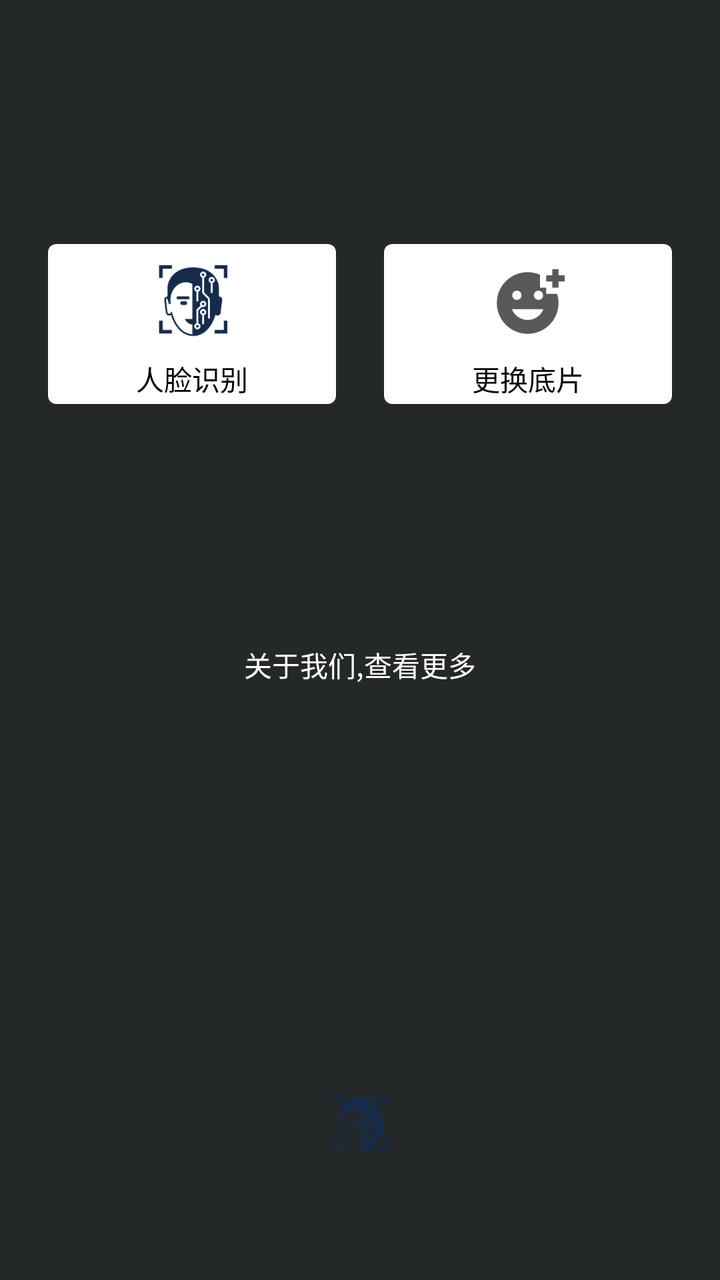
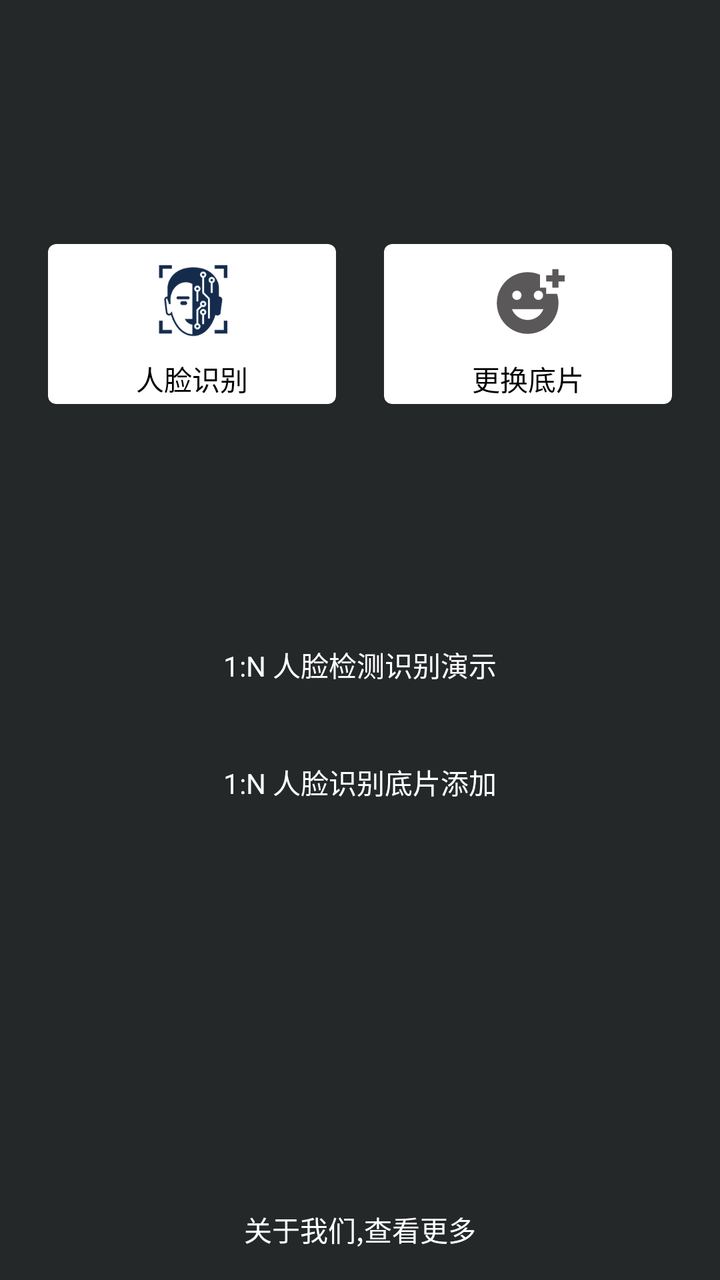

The first picture is an Android layout as it rendered before a commit; the second is the same layout after the commit. The layout source and the unified diff follow.
<!-- AndroidManifest.xml: application theme AppTheme -->
<!-- res/layout/activity_navi.xml -->
<?xml version="1.0" encoding="utf-8"?>
<androidx.constraintlayout.widget.ConstraintLayout xmlns:android="http://schemas.android.com/apk/res/android"
    xmlns:app="http://schemas.android.com/apk/res-auto"
    xmlns:tools="http://schemas.android.com/tools"
    android:layout_width="match_parent"
    android:layout_height="match_parent"
    android:background="@color/blue"
    android:paddingTop="122dp"
    tools:context=".NaviActivity">

    
    <androidx.cardview.widget.CardView
        android:id="@+id/face_verify_card"
        android:layout_width="144dp"
        android:layout_height="80dp"
        app:cardCornerRadius="4dp"
        android:background="@color/white"
        app:layout_constraintEnd_toStartOf="@+id/update_base_image"
        app:layout_constraintStart_toStartOf="parent"
        app:layout_constraintTop_toTopOf="parent">

        <LinearLayout
            android:layout_width="match_parent"
            android:layout_height="wrap_content"
            android:layout_gravity="center"
            android:orientation="vertical">

            <ImageView
                android:layout_width="55dp"
                android:layout_height="55dp"
                android:layout_gravity="center_horizontal"
                android:background="@drawable/band_image" />

            <TextView
                android:id="@+id/face_verify"
                android:layout_width="match_parent"
                android:layout_height="wrap_content"
                android:layout_gravity="center_horizontal"
                android:gravity="center"
                android:text="人脸识别"
                android:textColor="@android:color/black"
                android:textSize="14sp" />

        </LinearLayout>

    </androidx.cardview.widget.CardView>


    
    <androidx.cardview.widget.CardView
        android:id="@+id/update_base_image"
        android:layout_width="144dp"
        android:layout_height="80dp"
        app:cardCornerRadius="4dp"
        app:layout_constraintEnd_toEndOf="parent"
        app:layout_constraintStart_toEndOf="@+id/face_verify_card"
        app:layout_constraintTop_toTopOf="parent">

        <LinearLayout
            android:layout_width="match_parent"
            android:layout_height="wrap_content"
            android:layout_gravity="center"
            android:orientation="vertical">

            <ImageView
                android:layout_width="55dp"
                android:layout_height="55dp"
                android:padding="9dp"
                android:layout_gravity="center_horizontal"
                android:src="@drawable/ic_baseline_add_reaction_24" />

            <TextView
                android:id="@+id/change_base_img"
                android:layout_width="match_parent"
                android:layout_height="wrap_content"
                android:layout_gravity="center_horizontal"
                android:gravity="center"
                android:text="更换底片"
                android:textColor="@android:color/black"
                android:textSize="14sp"
                app:layout_constraintTop_toBottomOf="@+id/update_base_image" />

        </LinearLayout>

    </androidx.cardview.widget.CardView>


    <TextView
        android:id="@+id/more_about_me"
        android:layout_width="match_parent"
        android:layout_height="wrap_content"
        android:layout_marginTop="111dp"
        android:padding="9dp"
        android:gravity="center"
        android:text="关于我们,查看更多"
        android:textColor="@android:color/white"
        android:textSize="14sp"
        app:layout_constraintTop_toBottomOf="@+id/update_base_image" />


    <ImageView
        android:layout_width="44dp"
        android:layout_height="44dp"
        android:background="@drawable/band_image"
        android:layout_marginBottom="55dp"
        android:onClick="onUpload"
        app:layout_constraintBottom_toBottomOf="parent"
        app:layout_constraintEnd_toEndOf="parent"
        app:layout_constraintStart_toStartOf="parent" />


</androidx.constraintlayout.widget.ConstraintLayout>
<!-- resources referenced by this layout -->
<resources>
  <color name="blue">#242828</color>
  <color name="white">#FFFFFFFF</color>
  <!-- drawable band_image: png bitmap (drawable, 20224 bytes) -->
  <!-- drawable ic_baseline_add_reaction_24 (drawable) -->
  <vector android:alpha="0.87" android:height="22dp"
      android:tint="#403E3E" android:viewportHeight="24"
      android:viewportWidth="24" android:width="22dp" xmlns:android="http://schemas.android.com/apk/res/android">
      <path android:fillColor="@android:color/white" android:pathData="M18,9V7h-2V2.84C14.77,2.3 13.42,2 11.99,2C6.47,2 2,6.48 2,12s4.47,10 9.99,10C17.52,22 22,17.52 22,12c0,-1.05 -0.17,-2.05 -0.47,-3H18zM15.5,8C16.33,8 17,8.67 17,9.5S16.33,11 15.5,11S14,10.33 14,9.5S14.67,8 15.5,8zM8.5,8C9.33,8 10,8.67 10,9.5S9.33,11 8.5,11S7,10.33 7,9.5S7.67,8 8.5,8zM12,17.5c-2.33,0 -4.31,-1.46 -5.11,-3.5h10.22C16.31,16.04 14.33,17.5 12,17.5zM22,3h2v2h-2v2h-2V5h-2V3h2V1h2V3z"/>
  </vector>
  <style name="AppTheme" parent="Theme.AppCompat.Light.DarkActionBar">
          
          <item name="colorPrimary">@color/colorPrimary</item>
          <item name="colorPrimaryDark">@color/colorPrimaryDark</item>
          <item name="colorAccent">@color/colorAccent</item>
      </style>
  <color name="colorPrimary">#10101E</color>
  <color name="colorPrimaryDark">#10101E</color>
  <color name="colorAccent">#10101E</color>
</resources>

<!-- the commit's change to res/layout/activity_navi.xml (unified diff, before → after) -->
@@ -85,28 +85,44 @@
     </androidx.cardview.widget.CardView>
 
 
+
     <TextView
-        android:id="@+id/more_about_me"
+        android:id="@+id/verify1n"
         android:layout_width="match_parent"
         android:layout_height="wrap_content"
         android:layout_marginTop="111dp"
         android:padding="9dp"
         android:gravity="center"
-        android:text="关于我们,查看更多"
+        android:text="1:N 人脸检测识别演示"
         android:textColor="@android:color/white"
         android:textSize="14sp"
         app:layout_constraintTop_toBottomOf="@+id/update_base_image" />
 
 
-    <ImageView
-        android:layout_width="44dp"
-        android:layout_height="44dp"
-        android:background="@drawable/band_image"
-        android:layout_marginBottom="55dp"
-        android:onClick="onUpload"
-        app:layout_constraintBottom_toBottomOf="parent"
-        app:layout_constraintEnd_toEndOf="parent"
-        app:layout_constraintStart_toStartOf="parent" />
+    <TextView
+        android:id="@+id/verify1n_add"
+        android:layout_width="match_parent"
+        android:layout_height="wrap_content"
+        android:layout_marginTop="20dp"
+        android:padding="9dp"
+        android:gravity="center"
+        android:text="1:N 人脸识别底片添加"
+        android:textColor="@android:color/white"
+        android:textSize="14sp"
+        app:layout_constraintTop_toBottomOf="@+id/verify1n" />
+
+
+    <TextView
+        android:id="@+id/more_about_me"
+        android:layout_width="match_parent"
+        android:layout_height="wrap_content"
+        android:gravity="center"
+        android:padding="15dp"
+        android:text="关于我们,查看更多"
+        android:textColor="@android:color/white"
+        android:textSize="14sp"
+        app:layout_constraintBottom_toBottomOf="parent" />
+
 
 
 </androidx.constraintlayout.widget.ConstraintLayout>
